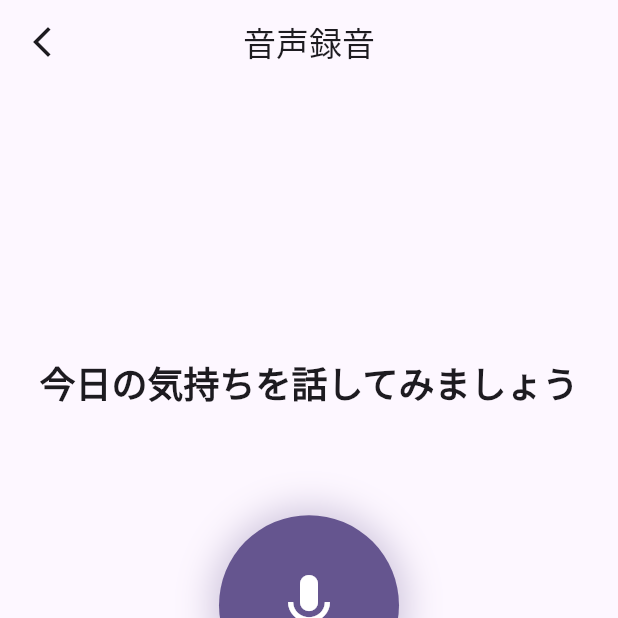
After one commit to yoshiki495/voice_dairy_app, a Flutter app: the RecordingScreen screen opened by its route, on a phone screen of 412 x 824 dp, the top half of it. The commit adds this screen. Run offline on Flutter 3.47's test engine with Material 3 defaults, Android fonts, the phone set to English and light mode, and no system bars; our stand-ins replace firebase_auth, firebase_core, firebase_storage, fl_chart, flutter_riverpod, go_router and 1 more; missing offline and left inert: record; accounts and stored records are empty; network calls fail; statements that could not run were skipped.

Commit message:
Improve navigation UI with better animations and swipe gestures
- Fix back button animation direction (now slides from left to right)
- Implement swipe gesture navigation from screen edge
- Add custom page transitions with iOS-style animations
- Use context.pop() instead of context.go() for proper back navigation
- Add visual feedback during swipe gestures
- Implement SwipeableScaffold and SwipeableAppBar components
- Disable swipe navigation during recording/processing for safety
- Update all screens: RecordingScreen, SettingsScreen, SignUpScreen

```diff
--- a/lib/screens/recording/recording_screen.dart
+++ b/lib/screens/recording/recording_screen.dart
@@ -9,6 +9,7 @@ import 'dart:io';
 import 'dart:math';
 import '../../providers/mood_provider.dart';
 import '../../models/mood_entry.dart';
+import '../../utils/page_transitions.dart';
 
 enum RecordingState {
   idle,
@@ -330,8 +331,12 @@ class _RecordingScreenState extends ConsumerState<RecordingScreen>
         actions: [
           TextButton(
             onPressed: () {
-              Navigator.of(context).pop();
-              context.go('/home');
+              Navigator.of(context).pop(); // ダイアログを閉じる
+              if (context.canPop()) {
+                context.pop(); // 録音画面を閉じる
+              } else {
+                context.go('/home');
+              }
             },
             child: const Text('ホームに戻る'),
           ),
@@ -361,16 +366,30 @@ class _RecordingScreenState extends ConsumerState<RecordingScreen>
   Widget build(BuildContext context) {
     final moodState = ref.watch(moodProvider);
 
-    return Scaffold(
-      appBar: AppBar(
-        title: const Text('音声録音'),
-        leading: IconButton(
-          icon: const Icon(Icons.arrow_back),
-          onPressed: _recordingState == RecordingState.recording ||
-                     _recordingState == RecordingState.processing
-              ? null
-              : () => context.go('/home'),
-        ),
+    return SwipeableScaffold(
+      enableSwipeBack: _recordingState != RecordingState.recording &&
+                      _recordingState != RecordingState.processing,
+      onSwipeBack: () {
+        if (context.canPop()) {
+          context.pop();
+        } else {
+          context.go('/home');
+        }
+      },
+      appBar: SwipeableAppBar(
+        title: '音声録音',
+        enableSwipeBack: _recordingState != RecordingState.recording &&
+                        _recordingState != RecordingState.processing,
+        onBack: _recordingState == RecordingState.recording ||
+               _recordingState == RecordingState.processing
+            ? null
+            : () {
+                if (context.canPop()) {
+                  context.pop();
+                } else {
+                  context.go('/home');
+                }
+              },
       ),
       body: Container(
         width: double.infinity,
--- /dev/null
+++ b/lib/utils/page_transitions.dart
@@ -0,0 +1,299 @@
+import 'package:flutter/material.dart';
+import 'package:go_router/go_router.dart';
+
+/// カスタムページトランジション
+class CustomPageTransition {
+  /// iOS風のスライドトランジション（戻る動作を考慮）
+  static CustomTransitionPage<T> slideTransition<T extends Object?>(
+    Widget child,
+    GoRouterState state, {
+    bool isFromRight = true,
+  }) {
+    return CustomTransitionPage<T>(
+      key: state.pageKey,
+      child: child,
+      transitionsBuilder: (context, animation, secondaryAnimation, child) {
+        const curve = Curves.easeInOutCubic;
+
+        // 進む時：右から左へ
+        // 戻る時：左から右へ（iOSの標準動作）
+        final begin = isFromRight ? const Offset(1.0, 0.0) : const Offset(-1.0, 0.0);
+        const end = Offset.zero;
+
+        var slideTween = Tween(begin: begin, end: end).chain(
+          CurveTween(curve: curve),
+        );
+
+        // セカンダリアニメーション：前の画面が同時に動く
+        final secondaryEnd = isFromRight ? const Offset(-0.3, 0.0) : const Offset(0.3, 0.0);
+        var secondaryTween = Tween(begin: Offset.zero, end: secondaryEnd).chain(
+          CurveTween(curve: curve),
+        );
+
+        return SlideTransition(
+          position: animation.drive(slideTween),
+          child: SlideTransition(
+            position: secondaryAnimation.drive(secondaryTween),
+            child: child,
+          ),
+        );
+      },
+    );
+  }
+
+  /// 左からスライドインするトランジション（戻る時）
+  static CustomTransitionPage<T> slideFromLeft<T extends Object?>(
+    Widget child,
+    GoRouterState state,
+  ) {
+    return slideTransition(child, state, isFromRight: false);
+  }
+
+  /// 右からスライドインするトランジション（進む時）
+  static CustomTransitionPage<T> slideFromRight<T extends Object?>(
+    Widget child,
+    GoRouterState state,
+  ) {
+    return slideTransition(child, state, isFromRight: true);
+  }
+
+  /// フェードトランジション
+  static CustomTransitionPage<T> fade<T extends Object?>(
+    Widget child,
+    GoRouterState state,
+  ) {
+    return CustomTransitionPage<T>(
+      key: state.pageKey,
+      child: child,
+      transitionsBuilder: (context, animation, secondaryAnimation, child) {
+        return FadeTransition(
+          opacity: animation,
+          child: child,
+        );
+      },
+    );
+  }
+
+  /// スケールトランジション（モーダル風）
+  static CustomTransitionPage<T> scale<T extends Object?>(
+    Widget child,
+    GoRouterState state,
+  ) {
+    return CustomTransitionPage<T>(
+      key: state.pageKey,
+      child: child,
+      transitionsBuilder: (context, animation, secondaryAnimation, child) {
+        const begin = 0.0;
+        const end = 1.0;
+        const curve = Curves.easeInOutBack;
+
+        var tween = Tween(begin: begin, end: end).chain(
+          CurveTween(curve: curve),
+        );
+
+        return ScaleTransition(
+          scale: animation.drive(tween),
+          child: child,
+        );
+      },
+    );
+  }
+}
+
+/// スワイプジェスチャーを処理するウィジェット
+class SwipeNavigationWrapper extends StatefulWidget {
+  final Widget child;
+  final VoidCallback? onSwipeBack;
+  final bool enableSwipeBack;
+  final double swipeThreshold;
+  final double velocityThreshold;
+
+  const SwipeNavigationWrapper({
+    super.key,
+    required this.child,
+    this.onSwipeBack,
+    this.enableSwipeBack = true,
+    this.swipeThreshold = 100.0, // 100ピクセル以上スワイプ
+    this.velocityThreshold = 300.0, // 300以上の速度
+  });
+
+  @override
+  State<SwipeNavigationWrapper> createState() => _SwipeNavigationWrapperState();
+}
+
+class _SwipeNavigationWrapperState extends State<SwipeNavigationWrapper>
+    with TickerProviderStateMixin {
+  double _dragStartX = 0.0;
+  bool _isDragging = false;
+  double _dragOffset = 0.0;
+  late AnimationController _animationController;
+  late Animation<double> _animation;
+
+  @override
+  void initState() {
+    super.initState();
+    _animationController = AnimationController(
+      duration: const Duration(milliseconds: 300),
+      vsync: this,
+    );
+    _animation = Tween<double>(begin: 0.0, end: 1.0).animate(
+      CurvedAnimation(parent: _animationController, curve: Curves.easeOut),
+    );
+  }
+
+  @override
+  void dispose() {
+    _animationController.dispose();
+    super.dispose();
+  }
+
+  @override
+  Widget build(BuildContext context) {
+    if (!widget.enableSwipeBack || widget.onSwipeBack == null) {
+      return widget.child;
+    }
+
+    return AnimatedBuilder(
+      animation: _animation,
+      builder: (context, child) {
+        final animatedOffset = _isDragging ? _dragOffset : _animation.value * _dragOffset;
+        return Transform.translate(
+          offset: Offset(animatedOffset * 0.3, 0), // スワイプ中の微妙な移動
+          child: GestureDetector(
+            onHorizontalDragStart: (details) {
+              _dragStartX = details.localPosition.dx;
+              _isDragging = true;
+              _animationController.stop();
+            },
+            onHorizontalDragUpdate: (details) {
+              if (!_isDragging) return;
+
+              // 画面左端から開始されたスワイプのみ受け付ける
+              final screenWidth = MediaQuery.of(context).size.width;
+              if (_dragStartX > screenWidth * 0.2) {
+                _isDragging = false;
+                return;
+              }
+
+              setState(() {
+                _dragOffset = (details.localPosition.dx - _dragStartX).clamp(0.0, widget.swipeThreshold);
+              });
+            },
+            onHorizontalDragEnd: (details) {
+              if (!_isDragging) return;
+              _isDragging = false;
+
+              final dragDistance = details.localPosition.dx - _dragStartX;
+              final velocity = details.primaryVelocity ?? 0.0;
+
+              // 右方向にスワイプした場合（戻る操作）
+              if ((dragDistance > widget.swipeThreshold && velocity > -widget.velocityThreshold) ||
+                  velocity > widget.velocityThreshold) {
+                widget.onSwipeBack!();
+              } else {
+                // スワイプが完了しなかった場合、元の位置に戻る
+                _animationController.reverse().then((_) {
+                  setState(() {
+                    _dragOffset = 0.0;
+                  });
+                });
+              }
+            },
+            onHorizontalDragCancel: () {
+              _isDragging = false;
+              _animationController.reverse().then((_) {
+                setState(() {
+                  _dragOffset = 0.0;
+                });
+              });
+            },
+            child: widget.child,
+          ),
+        );
+      },
+    );
+  }
+}
+
+/// スワイプナビゲーション付きAppBar
+class SwipeableAppBar extends StatelessWidget implements PreferredSizeWidget {
+  final String title;
+  final List<Widget>? actions;
+  final Widget? leading;
+  final VoidCallback? onBack;
+  final bool automaticallyImplyLeading;
+  final bool enableSwipeBack;
+
+  const SwipeableAppBar({
+    super.key,
+    required this.title,
+    this.actions,
+    this.leading,
+    this.onBack,
+    this.automaticallyImplyLeading = true,
+    this.enableSwipeBack = true,
+  });
+
+  @override
+  Widget build(BuildContext context) {
+    return SwipeNavigationWrapper(
+      enableSwipeBack: enableSwipeBack,
+      onSwipeBack: onBack,
+      child: AppBar(
+        title: Text(title),
+        actions: actions,
+        leading: leading ??
+            (automaticallyImplyLeading && onBack != null
+                ? IconButton(
+                    icon: const Icon(Icons.arrow_back_ios_new),
+                    onPressed: onBack,
+                  )
+                : null),
+        automaticallyImplyLeading: automaticallyImplyLeading && leading == null,
+      ),
+    );
+  }
+
+  @override
+  Size get preferredSize => const Size.fromHeight(kToolbarHeight);
+}
+
+/// ページ全体をスワイプナビゲーションでラップするウィジェット
+class SwipeableScaffold extends StatelessWidget {
+  final PreferredSizeWidget? appBar;
+  final Widget? body;
+  final Widget? floatingActionButton;
+  final Widget? bottomNavigationBar;
+  final Widget? drawer;
+  final Widget? endDrawer;
+  final VoidCallback? onSwipeBack;
+  final bool enableSwipeBack;
+
+  const SwipeableScaffold({
+    super.key,
+    this.appBar,
+    this.body,
+    this.floatingActionButton,
+    this.bottomNavigationBar,
+    this.drawer,
+    this.endDrawer,
+    this.onSwipeBack,
+    this.enableSwipeBack = true,
+  });
+
+  @override
+  Widget build(BuildContext context) {
+    return SwipeNavigationWrapper(
+      enableSwipeBack: enableSwipeBack,
+      onSwipeBack: onSwipeBack,
+      child: Scaffold(
+        appBar: appBar,
+        body: body,
+        floatingActionButton: floatingActionButton,
+        bottomNavigationBar: bottomNavigationBar,
+        drawer: drawer,
+        endDrawer: endDrawer,
+      ),
+    );
+  }
+}
--- a/lib/utils/router.dart
+++ b/lib/utils/router.dart
@@ -7,6 +7,7 @@ import '../screens/home/home_screen.dart';
 import '../screens/recording/recording_screen.dart';
 import '../screens/settings/settings_screen.dart';
 import '../providers/auth_provider.dart';
+import 'page_transitions.dart';
 
 final routerProvider = Provider<GoRouter>((ref) {
   final authState = ref.watch(authProvider);
@@ -39,27 +40,42 @@ final routerProvider = Provider<GoRouter>((ref) {
       GoRoute(
         path: '/signin',
         name: 'signin',
-        builder: (context, state) => const SignInScreen(),
+        pageBuilder: (context, state) => CustomPageTransition.fade(
+          const SignInScreen(),
+          state,
+        ),
       ),
       GoRoute(
         path: '/signup',
         name: 'signup',
-        builder: (context, state) => const SignUpScreen(),
+        pageBuilder: (context, state) => CustomPageTransition.slideFromRight(
+          const SignUpScreen(),
+          state,
+        ),
       ),
       GoRoute(
         path: '/home',
         name: 'home',
-        builder: (context, state) => const HomeScreen(),
+        pageBuilder: (context, state) => CustomPageTransition.fade(
+          const HomeScreen(),
+          state,
+        ),
       ),
       GoRoute(
         path: '/record',
         name: 'record',
-        builder: (context, state) => const RecordingScreen(),
+        pageBuilder: (context, state) => CustomPageTransition.slideFromRight(
+          const RecordingScreen(),
+          state,
+        ),
       ),
       GoRoute(
         path: '/settings',
         name: 'settings',
-        builder: (context, state) => const SettingsScreen(),
+        pageBuilder: (context, state) => CustomPageTransition.slideFromRight(
+          const SettingsScreen(),
+          state,
+        ),
       ),
     ],
     errorBuilder: (context, state) => Scaffold(
```
Also changed, not shown: lib/screens/auth/sign_up_screen.dart (+18 -7 lines), lib/screens/settings/settings_screen.dart (+18 -7 lines), 2 other files.
